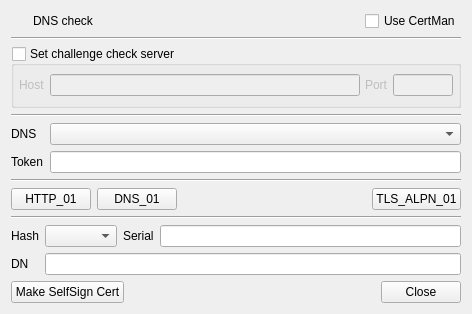
Qt form BerEditor/dns_check_dlg.ui (jykim74/BerEditor) before a commit.
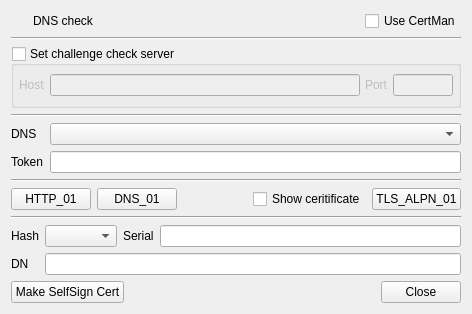
The same form after that commit. Icons and pictures are not drawn.

Commit message: TLS-ALPN-01 작업

The edit to the form file:
```diff
--- a/BerEditor/dns_check_dlg.ui
+++ b/BerEditor/dns_check_dlg.ui
@@ -200,7 +200,7 @@
        </property>
       </widget>
      </item>
-     <item row="0" column="3">
+     <item row="0" column="4">
       <widget class="QPushButton" name="mTLS_ALPN01Btn">
        <property name="text">
         <string>TLS_ALPN_01</string>
@@ -227,6 +227,13 @@
        </property>
       </spacer>
      </item>
+     <item row="0" column="3">
+      <widget class="QCheckBox" name="mShowCertCheck">
+       <property name="text">
+        <string>Show ceritificate</string>
+       </property>
+      </widget>
+     </item>
     </layout>
    </item>
    <item>
```
The commit also changes 1 other file.
